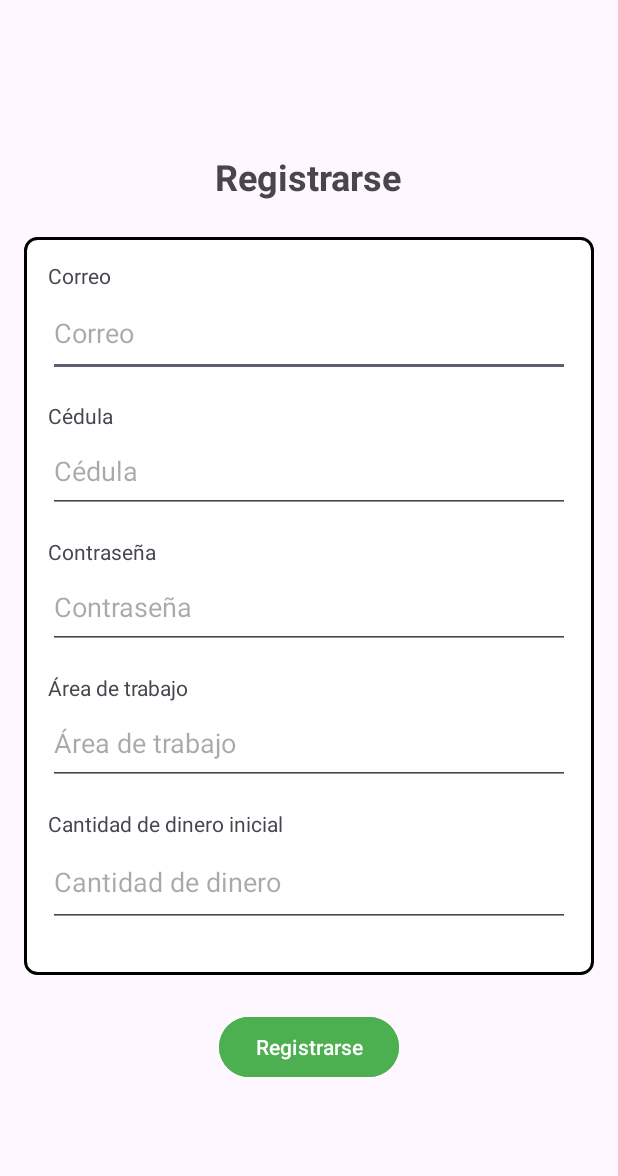
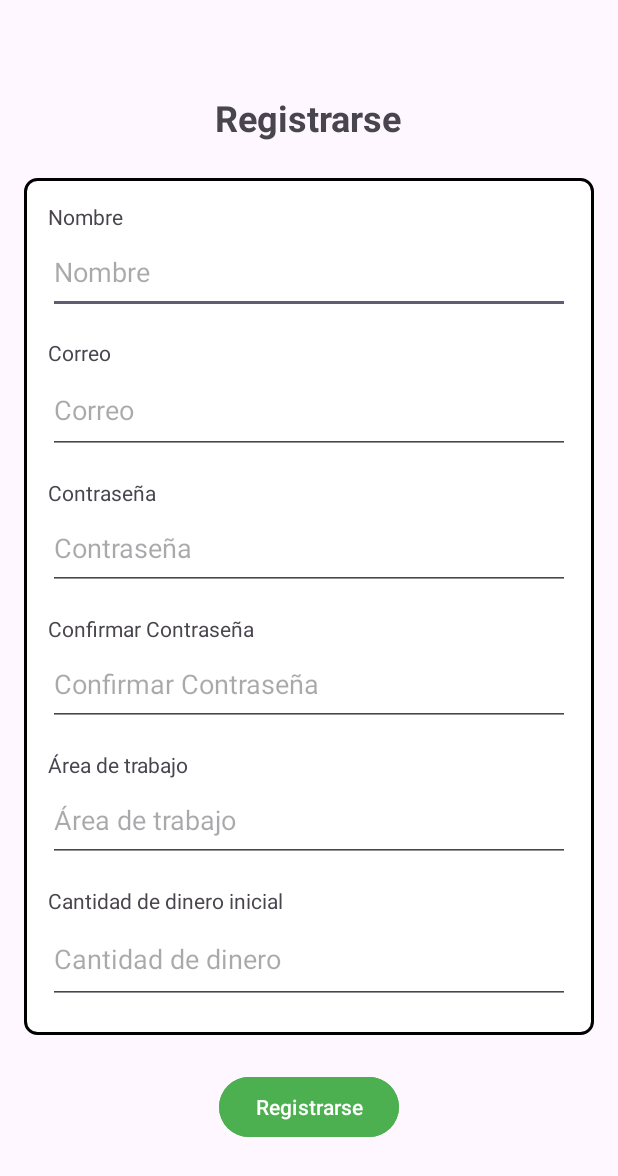
Before and after one commit to urenakiller10/App_Comida_Cercana, an Android app: the registrarse screen opened directly, with no data from a screen before it, on a phone screen of 412 x 824 dp. Shown: the top 1176 px of the screen. Run offline under Robolectric (Android 15) with nearby library versions, the phone set to English and light mode, and no system bars; our stand-ins replace Firebase (no records; nobody signed in at launch, a user with empty details on screens opened directly).

Commit message:
Arreglo errores IDs

```diff
--- a/CrowFunding/app/src/main/java/com/example/crowfunding/MainActivity.java
+++ b/CrowFunding/app/src/main/java/com/example/crowfunding/MainActivity.java
@@ -26,8 +26,8 @@ public class MainActivity extends AppCompatActivity {
         setContentView(R.layout.view_iniciar_sesion);
 
         // Referenciar los elementos del layout
-        loginButton = findViewById(R.id.login_button);
-        registerLink = findViewById(R.id.register_link);
+        loginButton = findViewById(R.id.btnIniciarSesion);
+        registerLink = findViewById(R.id.btnRegistrarse);
 
         // Listener para el botón de registro
         registerLink.setOnClickListener(new View.OnClickListener() {
--- a/CrowFunding/app/src/main/java/com/example/crowfunding/cartera.java
+++ b/CrowFunding/app/src/main/java/com/example/crowfunding/cartera.java
@@ -39,7 +39,6 @@ public class cartera extends AppCompatActivity {
 
         // Referenciar los elementos del layout
         saldoEditText = findViewById(R.id.saldo_editText);
-        donacionesEditText = findViewById(R.id.donaciones_editText);
         traerDineroEditText = findViewById(R.id.traer_dinero_editText);
         traerDineroButton = findViewById(R.id.traer_dinero_button);
         historialDonacionesButton = findViewById(R.id.historial_donaciones_button);
--- a/CrowFunding/app/src/main/java/com/example/crowfunding/registrarse.java
+++ b/CrowFunding/app/src/main/java/com/example/crowfunding/registrarse.java
@@ -52,9 +52,7 @@ public class registrarse extends AppCompatActivity {
         confirmPasswordEditText = findViewById(R.id.confirm_password);
         registerButton = findViewById(R.id.btnRegistrarse);
         nameEditText = findViewById(R.id.name);
-        cedulaEditText = findViewById(R.id.evCedula);
-        phoneEditText = findViewById(R.id.phone);
-        initialMoneyEditText = findViewById(R.id.initial_money);
+        initialMoneyEditText = findViewById(R.id.etDineroInicial);
 
         // Listener para el botón de registro
         registerButton.setOnClickListener(new View.OnClickListener() {
--- a/CrowFunding/app/src/main/res/layout/view_iniciar_sesion.xml
+++ b/CrowFunding/app/src/main/res/layout/view_iniciar_sesion.xml
@@ -42,7 +42,6 @@
 
         <!-- Contraseña -->
         <TextView
-            android:id="@+id/tvEtiquetaContrasena"
             android:layout_width="wrap_content"
             android:layout_height="wrap_content"
             android:text="Contraseña" />
--- a/CrowFunding/app/src/main/res/layout/view_registrarse.xml
+++ b/CrowFunding/app/src/main/res/layout/view_registrarse.xml
@@ -17,12 +17,27 @@
         android:gravity="center" />
 
     <!-- Contenedor del formulario -->
+
+    <!-- Botón de Registrarse -->
     <LinearLayout
         android:layout_width="match_parent"
-        android:layout_height="wrap_content"
+        android:layout_height="571dp"
+        android:background="@drawable/rounded_border"
         android:orientation="vertical"
-        android:padding="16dp"
-        android:background="@drawable/rounded_border">
+        android:padding="16dp">
+
+        <TextView
+            android:layout_width="wrap_content"
+            android:layout_height="wrap_content"
+            android:text="Nombre" />
+
+        <EditText
+            android:id="@+id/name"
+            android:layout_width="match_parent"
+            android:layout_height="55dp"
+            android:layout_marginBottom="16dp"
+            android:hint="Nombre"
+            android:inputType="text" />
 
         <!-- Correo -->
         <TextView
@@ -39,21 +54,6 @@
             android:hint="Correo"
             android:inputType="textEmailAddress" />
 
-        <!-- Cédula -->
-        <TextView
-            android:id="@+id/tvCedula"
-            android:layout_width="wrap_content"
-            android:layout_height="wrap_content"
-            android:text="Cédula" />
-
-        <EditText
-            android:id="@+id/etCedula"
-            android:layout_width="match_parent"
-            android:layout_height="55dp"
-            android:layout_marginBottom="16dp"
-            android:hint="Cédula"
-            android:inputType="number" />
-
         <!-- Contraseña -->
         <TextView
             android:id="@+id/tvContrasena"
@@ -68,6 +68,21 @@
             android:layout_marginBottom="16dp"
             android:hint="Contraseña"
             android:inputType="textPassword" />
+
+        <!-- Cédula -->
+        <TextView
+            android:id="@+id/tvCedula"
+            android:layout_width="wrap_content"
+            android:layout_height="wrap_content"
+            android:text="Confirmar Contraseña" />
+
+        <EditText
+            android:id="@+id/confirm_password"
+            android:layout_width="match_parent"
+            android:layout_height="55dp"
+            android:layout_marginBottom="16dp"
+            android:hint="Confirmar Contraseña"
+            android:inputType="number" />
 
         <!-- Área de trabajo -->
         <TextView
@@ -100,14 +115,13 @@
             android:inputType="numberDecimal" />
     </LinearLayout>
 
-    <!-- Botón de Registrarse -->
     <Button
         android:id="@+id/btnRegistrarse"
         android:layout_width="wrap_content"
         android:layout_height="wrap_content"
+        android:layout_marginTop="24dp"
+        android:backgroundTint="#4CAF50"
         android:text="Registrarse"
-        android:backgroundTint="#4CAF50"
-        android:textColor="#FFFFFF"
-        android:layout_marginTop="24dp" />
+        android:textColor="#FFFFFF" />
 
 </LinearLayout>
```
Also changed, not shown: CrowFunding/app/src/main/java/com/example/crowfunding/iniciar_sesion.java (+4 -4 lines), CrowFunding/app/src/main/res/layout/view_crearproyecto.xml (+5 -3 lines), CrowFunding/app/src/main/res/layout/item_donacion.xml (renamed from CrowFunding/app/src/main/res/drawable/item_donacion.xml), CrowFunding/app/src/main/res/layout/item_role_permission.xml (renamed from CrowFunding/app/src/main/res/drawable/item_role_permission.xml).
